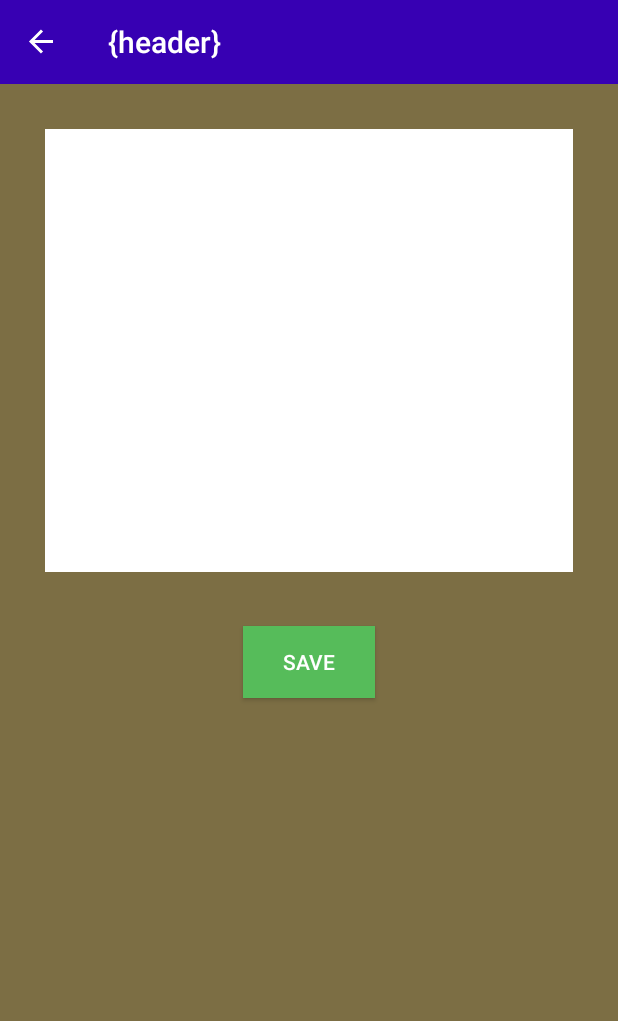
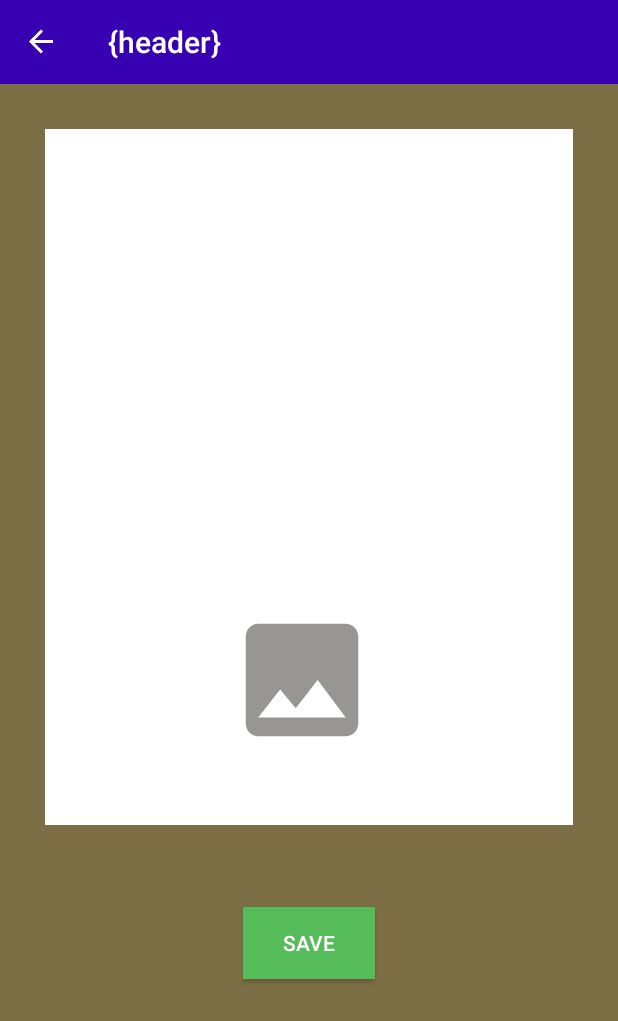
Before and after one commit to shoaib217/crudOperationWithLatestArchitecture, an Android app: the PersonalDetailFragment screen opened through its navigation route, on a phone screen of 412 x 824 dp. Shown: the top 1021 px of the screen. Run offline under Robolectric (Android 15) with nearby library versions, the phone set to English and light mode, and no system bars; our stand-ins replace data binding, navigation-ui; libraries missing offline, so code that uses them is left out: com.github.dhaval2404.imagepicker.

Commit message:
blur image logic added2.

```diff
--- a/app/build.gradle
+++ b/app/build.gradle
@@ -11,7 +11,7 @@ android {
     defaultConfig {
         applicationId "com.example.crudoperation"
         minSdk 25
-        targetSdk 31
+        targetSdk 33
         versionCode 1
         versionName "1.0"
 
@@ -40,7 +40,8 @@ android {
 dependencies {
     def lifecycle_version = "2.6.0-alpha02"
     def arch_version = "2.1.0"
-    implementation 'com.google.android.material:material:1.6.1'
+    implementation 'com.google.android.material:material:1.8.0'
+    implementation 'com.github.dhaval2404:imagepicker:2.1'
 
     implementation 'androidx.appcompat:appcompat:1.5.1'
     implementation 'androidx.constraintlayout:constraintlayout:1.1.3'
--- a/app/src/main/java/com/example/crudoperation/viewmodel/MainViewModel.kt
+++ b/app/src/main/java/com/example/crudoperation/viewmodel/MainViewModel.kt
@@ -16,6 +16,7 @@ class MainViewModel: ViewModel() {
     var personArrayList = MutableLiveData<ArrayList<PersonModel>>()
     val personData = MutableLiveData<PersonModel>()
     var editData:Boolean = false
+    var pImage= MutableLiveData<String>()
     var position = 0
     var showDeleteDialog = MutableLiveData<Boolean>()
     var addViewButton = MutableLiveData<Boolean>()
--- a/app/src/main/res/layout/fragment_personal_detail.xml
+++ b/app/src/main/res/layout/fragment_personal_detail.xml
@@ -17,8 +17,8 @@
 
         <androidx.constraintlayout.widget.ConstraintLayout
             android:id="@+id/constraintLayout"
-            android:layout_width="match_parent"
-            android:layout_height="wrap_content"
+            android:layout_width="352dp"
+            android:layout_height="464dp"
             android:layout_marginStart="30dp"
             android:layout_marginTop="30dp"
             android:layout_marginEnd="30dp"
@@ -48,14 +48,14 @@
                 android:layout_height="wrap_content"
                 android:layout_marginStart="30dp"
                 android:layout_marginTop="132dp"
+                android:layout_marginEnd="30dp"
+                android:hint="Please Enter Your Mobile"
                 android:inputType="number"
                 android:maxLength="10"
-                android:layout_marginEnd="30dp"
-                android:text="@={viewModel.personData.mobile}"
-
-                android:hint="Please Enter Your Mobile"
 
                 android:paddingStart="5dp"
+
+                android:text="@={viewModel.personData.mobile}"
                 app:layout_constraintEnd_toEndOf="parent"
                 app:layout_constraintHorizontal_bias="0.0"
                 app:layout_constraintStart_toStartOf="parent"
@@ -69,15 +69,30 @@
                 android:layout_marginTop="220dp"
                 android:layout_marginEnd="30dp"
                 android:layout_marginBottom="30dp"
+                android:hint="Please Enter Your Email"
+
+                android:paddingStart="5dp"
                 android:text="@={viewModel.personData.email}"
-
-                android:hint="Please Enter Your Email"
-                android:paddingStart="5dp"
                 app:layout_constraintBottom_toBottomOf="parent"
                 app:layout_constraintEnd_toEndOf="parent"
                 app:layout_constraintHorizontal_bias="0.0"
                 app:layout_constraintStart_toStartOf="parent"
-                app:layout_constraintTop_toTopOf="parent" />
+                app:layout_constraintTop_toTopOf="parent"
+                app:layout_constraintVertical_bias="0.0" />
+
+            <ImageView
+                android:id="@+id/iv_image"
+                android:layout_width="100dp"
+                android:layout_height="100dp"
+                android:layout_marginStart="130dp"
+                android:layout_marginTop="52dp"
+                android:layout_marginEnd="139dp"
+                android:layout_marginBottom="47dp"
+                android:src="@drawable/capture"
+                app:layout_constraintBottom_toBottomOf="parent"
+                app:layout_constraintEnd_toEndOf="parent"
+                app:layout_constraintStart_toStartOf="parent"
+                app:layout_constraintTop_toBottomOf="@+id/et_email" />
 
 
         </androidx.constraintlayout.widget.ConstraintLayout>
@@ -89,9 +104,11 @@
             android:layout_marginStart="162dp"
             android:layout_marginTop="36dp"
             android:layout_marginEnd="162dp"
+            android:layout_marginBottom="153dp"
             android:background="#56BC5A"
+            android:onClick="@{(view) -> viewModel.personSave(view)}"
             android:text="Save"
-            android:onClick="@{(view) -> viewModel.personSave(view)}"
+            app:layout_constraintBottom_toBottomOf="parent"
             app:layout_constraintEnd_toEndOf="parent"
             app:layout_constraintStart_toStartOf="parent"
             app:layout_constraintTop_toBottomOf="@+id/constraintLayout"
--- a/settings.gradle
+++ b/settings.gradle
@@ -10,6 +10,7 @@ dependencyResolutionManagement {
     repositories {
         google()
         mavenCentral()
+        maven { url "https://jitpack.io" }
     }
 }
 rootProject.name = "crudOperation"
```
Also changed, not shown: app/src/main/java/com/example/crudoperation/MainActivity.kt (+67 -0 lines), app/src/main/java/com/example/crudoperation/fragments/PersonalDetailFragment.kt (+17 -0 lines).
